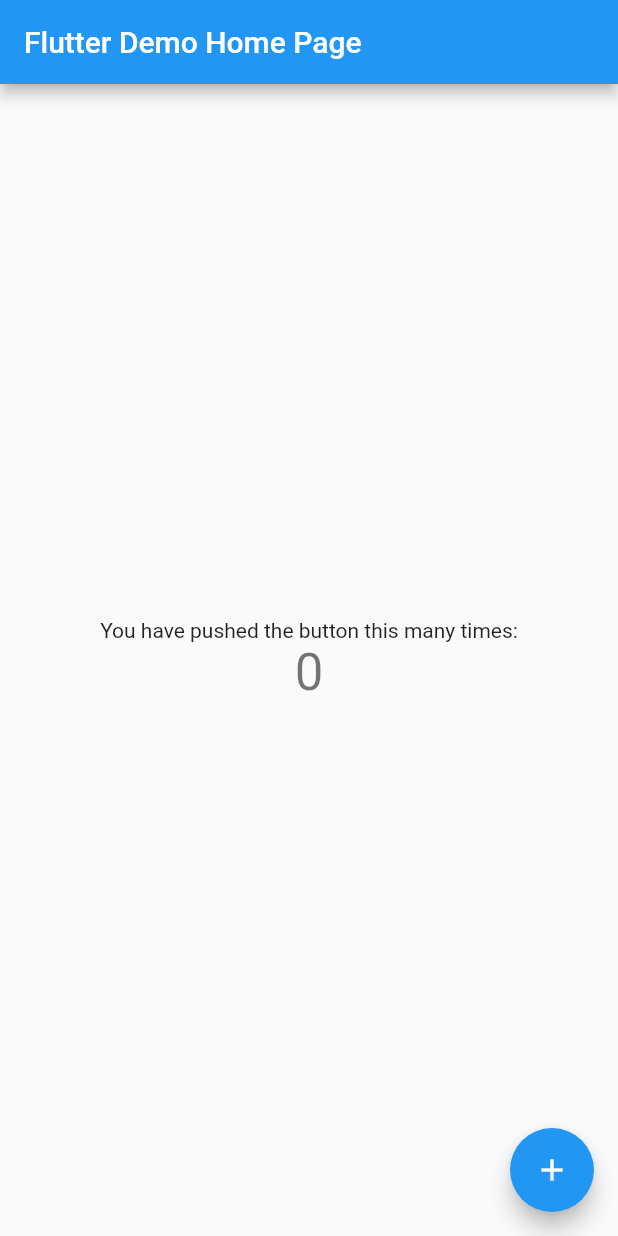
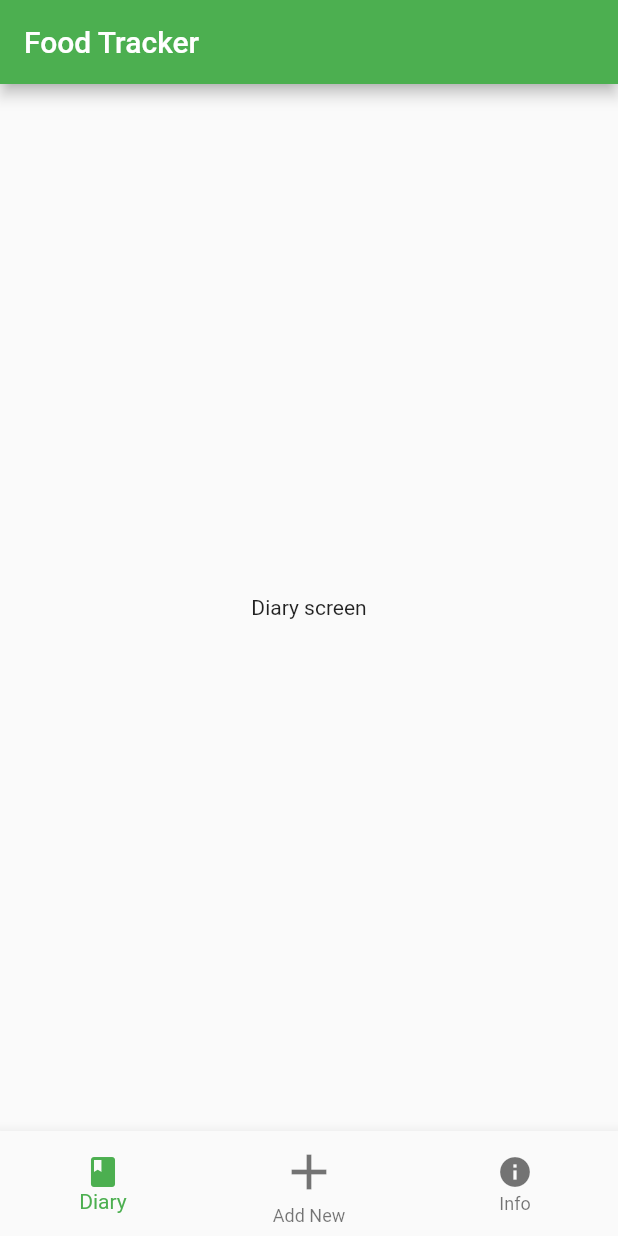
Before and after one commit to mkazinauskas/food-tracker, a Flutter app: the screen it shows after launch, on a phone screen of 412 x 824 dp. Run offline on Flutter 3.47's test engine with Material 2 defaults, Android fonts, the phone set to English and light mode, and no system bars.

Commit message:
Initial screens with tests

```diff
--- a/lib/main.dart
+++ b/lib/main.dart
@@ -1,113 +1,19 @@
 import 'package:flutter/material.dart';
+import 'package:foodtracker/menu_widget.dart';
 
 void main() {
-  runApp(MyApp());
+  runApp(FoodTrackerApp());
 }
 
-class MyApp extends StatelessWidget {
-  // This widget is the root of your application.
+class FoodTrackerApp extends StatelessWidget {
   @override
   Widget build(BuildContext context) {
     return MaterialApp(
-      title: 'Flutter Demo',
+      title: 'Food Tracker',
       theme: ThemeData(
-        // This is the theme of your application.
-        //
-        // Try running your application with "flutter run". You'll see the
-        // application has a blue toolbar. Then, without quitting the app, try
-        // changing the primarySwatch below to Colors.green and then invoke
-        // "hot reload" (press "r" in the console where you ran "flutter run",
-        // or simply save your changes to "hot reload" in a Flutter IDE).
-        // Notice that the counter didn't reset back to zero; the application
-        // is not restarted.
-        primarySwatch: Colors.blue,
+        primarySwatch: Colors.green,
       ),
-      home: MyHomePage(title: 'Flutter Demo Home Page'),
+      home: MenuWidget(),
     );
   }
 }
-
-class MyHomePage extends StatefulWidget {
-  MyHomePage({Key key, this.title}) : super(key: key);
-
-  // This widget is the home page of your application. It is stateful, meaning
-  // that it has a State object (defined below) that contains fields that affect
-  // how it looks.
-
-  // This class is the configuration for the state. It holds the values (in this
-  // case the title) provided by the parent (in this case the App widget) and
-  // used by the build method of the State. Fields in a Widget subclass are
-  // always marked "final".
-
-  final String title;
-
-  @override
-  _MyHomePageState createState() => _MyHomePageState();
-}
-
-class _MyHomePageState extends State<MyHomePage> {
-  int _counter = 0;
-
-  void _incrementCounter() {
-    setState(() {
-      // This call to setState tells the Flutter framework that something has
-      // changed in this State, which causes it to rerun the build method below
-      // so that the display can reflect the updated values. If we changed
-      // _counter without calling setState(), then the build method would not be
-      // called again, and so nothing would appear to happen.
-      _counter++;
-    });
-  }
-
-  @override
-  Widget build(BuildContext context) {
-    // This method is rerun every time setState is called, for instance as done
-    // by the _incrementCounter method above.
-    //
-    // The Flutter framework has been optimized to make rerunning build methods
-    // fast, so that you can just rebuild anything that needs updating rather
-    // than having to individually change instances of widgets.
-    return Scaffold(
-      appBar: AppBar(
-        // Here we take the value from the MyHomePage object that was created by
-        // the App.build method, and use it to set our appbar title.
-        title: Text(widget.title),
-      ),
-      body: Center(
-        // Center is a layout widget. It takes a single child and positions it
-        // in the middle of the parent.
-        child: Column(
-          // Column is also a layout widget. It takes a list of children and
-          // arranges them vertically. By default, it sizes itself to fit its
-          // children horizontally, and tries to be as tall as its parent.
-          //
-          // Invoke "debug painting" (press "p" in the console, choose the
-          // "Toggle Debug Paint" action from the Flutter Inspector in Android
-          // Studio, or the "Toggle Debug Paint" command in Visual Studio Code)
-          // to see the wireframe for each widget.
-          //
-          // Column has various properties to control how it sizes itself and
-          // how it positions its children. Here we use mainAxisAlignment to
-          // center the children vertically; the main axis here is the vertical
-          // axis because Columns are vertical (the cross axis would be
-          // horizontal).
-          mainAxisAlignment: MainAxisAlignment.center,
-          children: <Widget>[
-            Text(
-              'You have pushed the button this many times:',
-            ),
-            Text(
-              '$_counter',
-              style: Theme.of(context).textTheme.headline4,
-            ),
-          ],
-        ),
-      ),
-      floatingActionButton: FloatingActionButton(
-        onPressed: _incrementCounter,
-        tooltip: 'Increment',
-        child: Icon(Icons.add),
-      ), // This trailing comma makes auto-formatting nicer for build methods.
-    );
-  }
-}
--- /dev/null
+++ b/lib/menu_widget.dart
@@ -0,0 +1,58 @@
+import 'package:flutter/material.dart';
+import 'package:foodtracker/screens/diary_screen.dart';
+import 'package:foodtracker/screens/add_new_screen.dart';
+import 'package:foodtracker/screens/info_screen.dart';
+
+class MenuWidget extends StatefulWidget {
+  MenuWidget({Key key}) : super(key: key);
+
+  @override
+  _MenuWidgetState createState() => _MenuWidgetState();
+}
+
+class _MenuWidgetState extends State<MenuWidget> {
+  int _selectedIndex = 0;
+  List<Widget> _screens = <Widget>[
+    DiaryScreen(),
+    AddNewScreen(),
+    InfoScreen(),
+  ];
+
+  void _onItemTapped(int index) {
+    setState(() {
+      _selectedIndex = index;
+    });
+  }
+
+  Widget _resolveBody(){
+    return _screens.elementAt(_selectedIndex);
+  }
+
+  @override
+  Widget build(BuildContext context) {
+    return Scaffold(
+      appBar: AppBar(
+        title: const Text('Food Tracker'),
+      ),
+      body: _resolveBody(),
+      bottomNavigationBar: BottomNavigationBar(
+        items: const <BottomNavigationBarItem>[
+          BottomNavigationBarItem(
+            icon: Icon(Icons.book),
+            label: 'Diary',
+          ),
+          BottomNavigationBarItem(
+            icon: Icon(Icons.add, size: 40),
+            label: 'Add New',
+          ),
+          BottomNavigationBarItem(
+            icon: Icon(Icons.info),
+            label: 'Info',
+          ),
+        ],
+        currentIndex: _selectedIndex,
+        onTap: _onItemTapped,
+      ),
+    );
+  }
+}
--- /dev/null
+++ b/lib/screens/diary_screen.dart
@@ -0,0 +1,17 @@
+import 'package:flutter/material.dart';
+
+class DiaryScreen extends StatefulWidget {
+  DiaryScreen({Key key}) : super(key: key);
+
+  @override
+  _DiaryScreenState createState() => _DiaryScreenState();
+}
+
+class _DiaryScreenState extends State<DiaryScreen> {
+  @override
+  Widget build(BuildContext context) {
+    return Center(
+        child: Text('Diary screen')
+    );
+  }
+}
```
Also changed, not shown: lib/screens/add_new_screen.dart (added, +17 -0 lines), lib/screens/info_screen.dart (added, +17 -0 lines), 2 other files.
